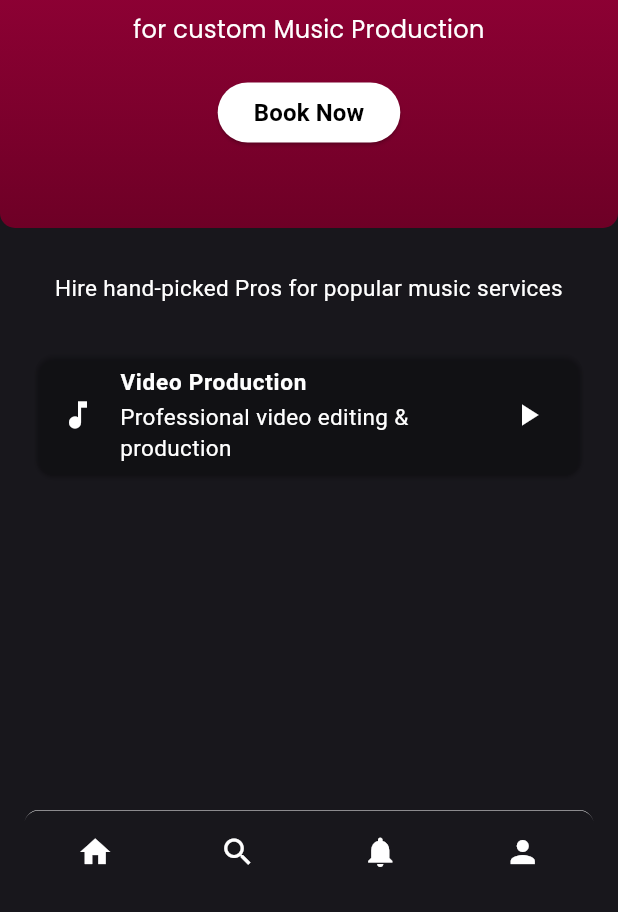
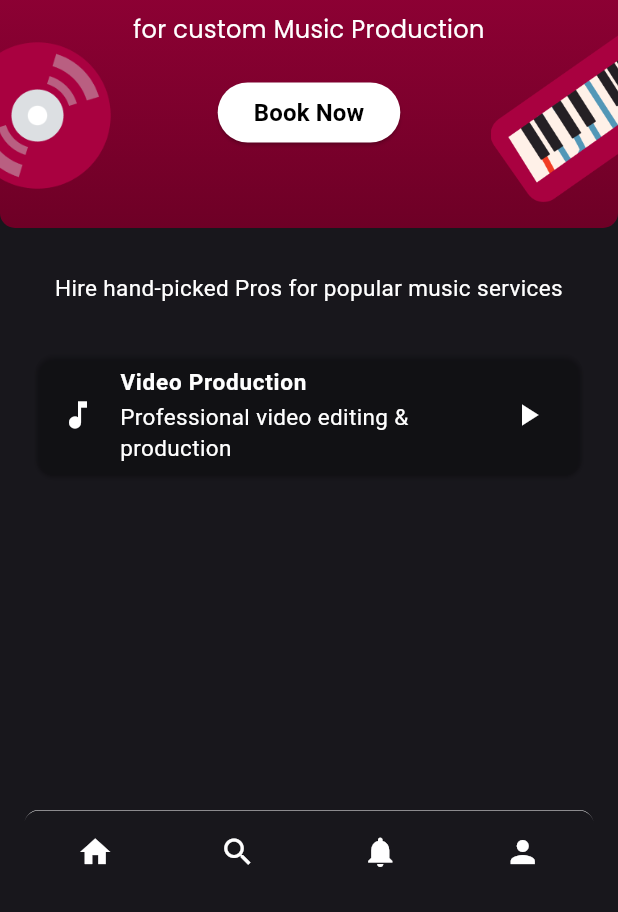
Before and after one commit to mluthfij/s_rock_music, a Flutter app: the screen it shows after launch, on a phone screen of 412 x 824 dp, the part 324-1236 px from its top. Run offline on Flutter 3.47's test engine with Material 3 defaults, Android fonts, the phone set to English and light mode, and no system bars; our stand-ins replace google_fonts; Roboto replaces fonts that are missing (Syne).

Commit message:
Add icon to jumbotron

```diff
--- a/lib/main.dart
+++ b/lib/main.dart
@@ -95,6 +95,8 @@ class _MyHomePageState extends State<MyHomePage> {
                       ),
                     ),
                   ),
+                    Stack(
+                    children: [
                       Container(
                       height: 300,
                       width: double.infinity,
@@ -153,9 +155,27 @@ class _MyHomePageState extends State<MyHomePage> {
                           padding: EdgeInsets.symmetric(horizontal: 0, vertical: 0),
                           child: Text('Book Now', style: TextStyle(fontSize: 16, fontWeight: FontWeight.bold)),
                           ),
-                        )
+                        ),
                         ],
-                    )
+                      ),
+                      ),
+                      Positioned(
+                      bottom: 10,
+                      left: -40,
+                      child: Image.asset(
+                        'assets/icon-1.png',
+                        width: 130,
+                      ),
+                      ),
+                      Positioned(
+                      bottom: 10,
+                      right: -45,
+                      child: Image.asset(
+                        'assets/icon-2.png',
+                        width: 130,
+                      ),
+                      ),
+                    ],
                     ),
                   const SizedBox(
                     height: 80,
--- a/pubspec.yaml
+++ b/pubspec.yaml
@@ -60,9 +60,9 @@ flutter:
   uses-material-design: true
 
   # To add assets to your application, add an assets section, like this:
-  # assets:
-  #   - images/a_dot_burr.jpeg
-  #   - images/a_dot_ham.jpeg
+  assets:
+    - assets/icon-1.png
+    - assets/icon-2.png
 
   # An image asset can refer to one or more resolution-specific "variants", see
   # https://flutter.dev/to/resolution-aware-images
```
Also changed, not shown: assets/icon-1.png (added), assets/icon-2.png (added). Lines whose indentation alone changed are shown as unchanged.
